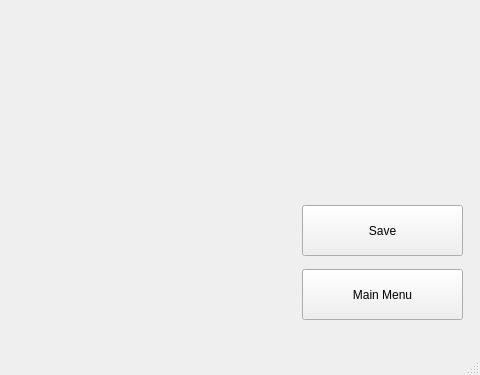
leo900807/sokoban, file mainwindow.ui: the form before one commit; both pictures show x 508 to 988 and y 182 to 557 of the 988 by 557 pixel window.
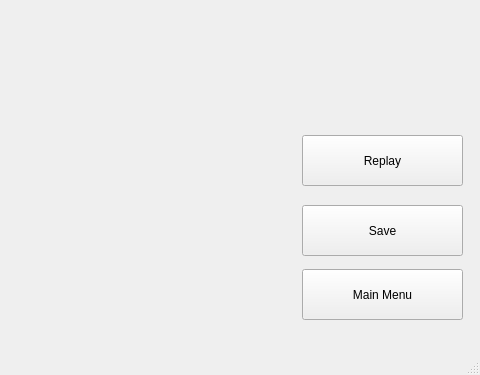
The form after the commit.

Commit message: Add replay button

Diff of the .ui file:
```diff
--- a/mainwindow.ui
+++ b/mainwindow.ui
@@ -63,6 +63,19 @@
      <string>Save</string>
     </property>
    </widget>
+   <widget class="QPushButton" name="Replay_Button">
+    <property name="geometry">
+     <rect>
+      <x>810</x>
+      <y>300</y>
+      <width>161</width>
+      <height>51</height>
+     </rect>
+    </property>
+    <property name="text">
+     <string>Replay</string>
+    </property>
+   </widget>
   </widget>
   <widget class="QMenuBar" name="menuBar">
    <property name="geometry">
```
The commit also changes 5 other files.
